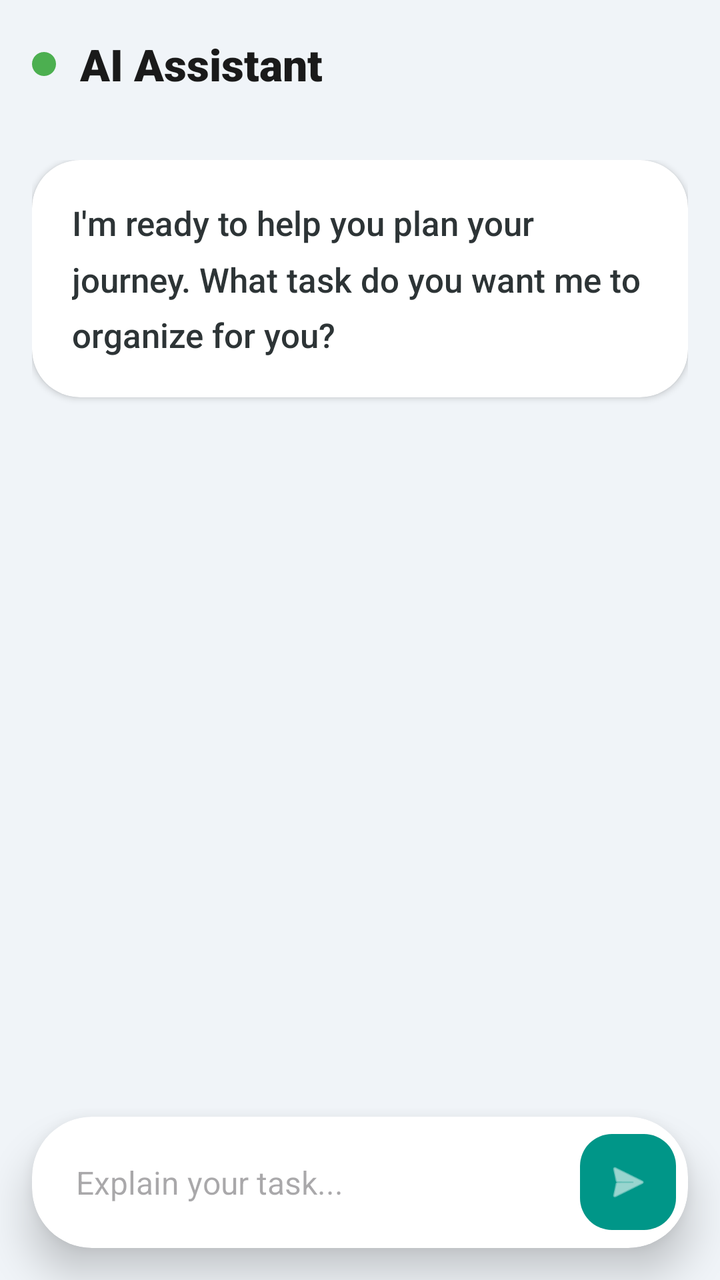
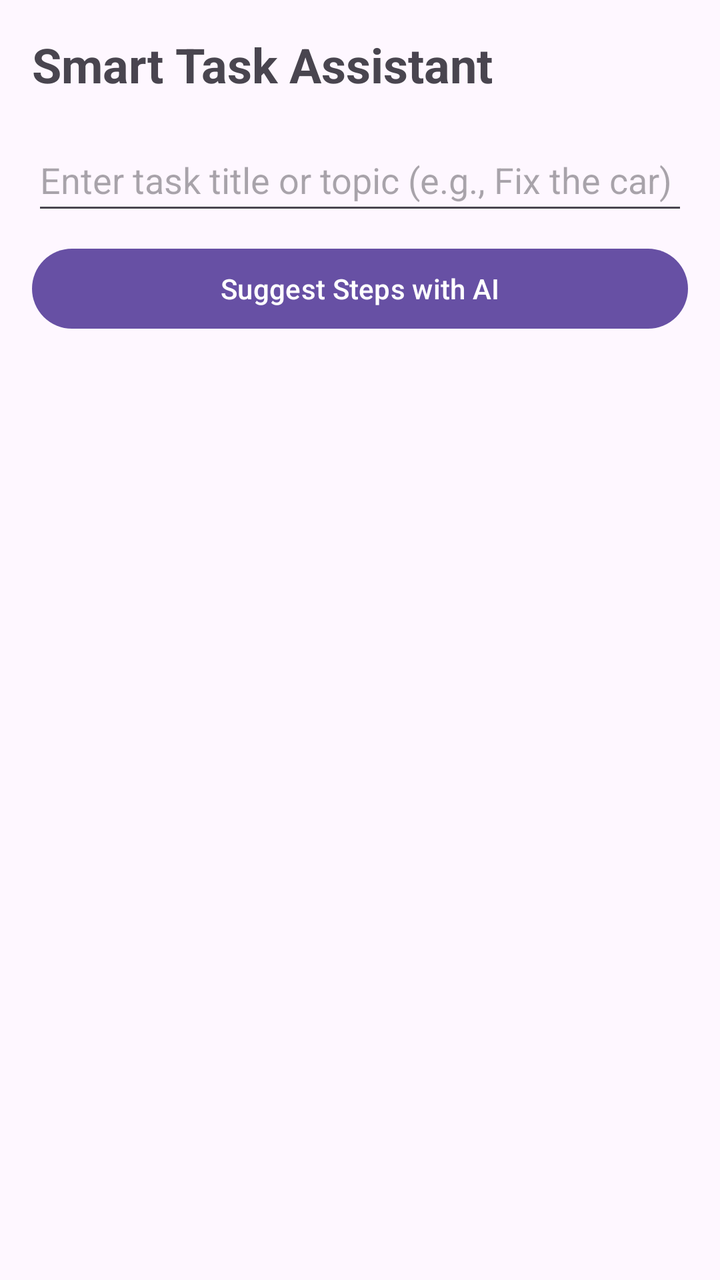

The first picture is an Android layout as it rendered before a commit; the second is the same layout after the commit. The layout source and the unified diff follow.
<!-- AndroidManifest.xml: application theme Theme.Larafinal -->
<!-- res/layout/activity_ai_chat.xml -->
<?xml version="1.0" encoding="utf-8"?>
<androidx.coordinatorlayout.widget.CoordinatorLayout
    xmlns:android="http://schemas.android.com/apk/res/android"
    xmlns:app="http://schemas.android.com/apk/res-auto"
    xmlns:tools="http://schemas.android.com/tools"
    android:layout_width="match_parent"
    android:layout_height="match_parent"
    android:background="#F0F4F8"
    tools:context=".AiByFirbase.SmartTaskActivity">

    
    <com.google.android.material.appbar.AppBarLayout
        android:layout_width="match_parent"
        android:layout_height="wrap_content"
        android:background="@android:color/transparent"
        app:elevation="0dp">

        <androidx.appcompat.widget.Toolbar
            android:layout_width="match_parent"
            android:layout_height="?attr/actionBarSize"
            android:paddingStart="16dp"
            android:paddingEnd="16dp">

            <LinearLayout
                android:layout_width="match_parent"
                android:layout_height="wrap_content"
                android:orientation="horizontal"
                android:gravity="center_vertical">

                <View
                    android:layout_width="12dp"
                    android:layout_height="12dp"
                    android:background="@drawable/online_indicator"
                    android:layout_marginEnd="12dp"/>

                <TextView
                    android:id="@+id/Tvai"
                    android:layout_width="wrap_content"
                    android:layout_height="wrap_content"
                    android:fontFamily="sans-serif-black"
                    android:text="AI Assistant"
                    android:textColor="#1A1A1A"
                    android:textSize="22sp" />
            </LinearLayout>
        </androidx.appcompat.widget.Toolbar>
    </com.google.android.material.appbar.AppBarLayout>

    
    <androidx.core.widget.NestedScrollView
        android:layout_width="match_parent"
        android:layout_height="match_parent"
        app:layout_behavior="@string/appbar_scrolling_view_behavior"
        android:padding="16dp"
        android:clipToPadding="false"
        android:layout_marginBottom="100dp">

        <LinearLayout
            android:layout_width="match_parent"
            android:layout_height="wrap_content"
            android:orientation="vertical">

            
            <androidx.cardview.widget.CardView
                android:layout_width="match_parent"
                android:layout_height="wrap_content"
                app:cardCornerRadius="24dp"
                app:cardElevation="2dp"
                app:cardBackgroundColor="#FFFFFF"
                android:layout_marginBottom="20dp">

                <LinearLayout
                    android:layout_width="match_parent"
                    android:layout_height="wrap_content"
                    android:orientation="vertical"
                    android:padding="20dp">

                    <TextView
                        android:id="@+id/nsvResponse"
                        android:layout_width="match_parent"
                        android:layout_height="wrap_content"
                        android:text="I'm ready to help you plan your journey. What task do you want me to organize for you?"
                        android:textColor="#2D3436"
                        android:textSize="17sp"
                        android:lineSpacingMultiplier="1.4"
                        android:fontFamily="sans-serif-medium" />

                    
                    <ProgressBar
                        android:id="@+id/pbLoading"
                        style="?android:attr/progressBarStyleHorizontal"
                        android:layout_width="match_parent"
                        android:layout_height="4dp"
                        android:layout_marginTop="16dp"
                        android:indeterminate="true"
                        android:visibility="gone"
                        android:indeterminateTint="#009688" />
                </LinearLayout>
            </androidx.cardview.widget.CardView>
        </LinearLayout>
    </androidx.core.widget.NestedScrollView>

    
    <androidx.cardview.widget.CardView
        android:layout_width="match_parent"
        android:layout_height="wrap_content"
        android:layout_gravity="bottom"
        android:layout_margin="16dp"
        app:cardCornerRadius="30dp"
        app:cardElevation="12dp"
        app:cardBackgroundColor="#FFFFFF">

        <LinearLayout
            android:layout_width="match_parent"
            android:layout_height="wrap_content"
            android:orientation="horizontal"
            android:gravity="center_vertical"
            android:padding="6dp">

            <EditText
                android:id="@+id/etTaskTopic"
                android:layout_width="0dp"
                android:layout_height="wrap_content"
                android:layout_weight="1"
                android:hint="Explain your task..."
                android:background="@null"
                android:padding="16dp"
                android:textColor="#1A1A1A"
                android:textSize="16sp" />

            <com.google.android.material.floatingactionbutton.FloatingActionButton
                android:id="@+id/btnSuggestSteps"
                android:layout_width="wrap_content"
                android:layout_height="wrap_content"
                app:fabCustomSize="48dp"
                android:src="@android:drawable/ic_menu_send"
                app:backgroundTint="#009688"
                app:tint="@android:color/white"
                app:elevation="0dp"
                app:pressedTranslationZ="0dp" />
        </LinearLayout>
    </androidx.cardview.widget.CardView>

</androidx.coordinatorlayout.widget.CoordinatorLayout>
<!-- resources referenced by this layout -->
<resources>
  <!-- drawable online_indicator (drawable) -->
  <?xml version="1.0" encoding="utf-8"?>
  <shape xmlns:android="http://schemas.android.com/apk/res/android" android:shape="oval">
      <solid android:color="#4CAF50" />
  </shape>
  <style name="Theme.Larafinal" parent="Base.Theme.Larafinal" />
  <style name="Base.Theme.Larafinal" parent="Theme.Material3.DayNight.NoActionBar">
          
          
      </style>
</resources>

<!-- the commit's change to res/layout/activity_ai_chat.xml (unified diff, before → after) -->
@@ -1,143 +1,61 @@
 <?xml version="1.0" encoding="utf-8"?>
-<androidx.coordinatorlayout.widget.CoordinatorLayout
-    xmlns:android="http://schemas.android.com/apk/res/android"
-    xmlns:app="http://schemas.android.com/apk/res-auto"
+<LinearLayout xmlns:android="http://schemas.android.com/apk/res/android"
     xmlns:tools="http://schemas.android.com/tools"
     android:layout_width="match_parent"
     android:layout_height="match_parent"
-    android:background="#F0F4F8"
+    android:orientation="vertical"
+    android:padding="16dp"
     tools:context=".AiByFirbase.SmartTaskActivity">
 
-    
-    <com.google.android.material.appbar.AppBarLayout
+
+    <TextView
         android:layout_width="match_parent"
         android:layout_height="wrap_content"
-        android:background="@android:color/transparent"
-        app:elevation="0dp">
+        android:text="Smart Task Assistant"
+        android:textSize="24sp"
+        android:textStyle="bold"
+        android:layout_marginBottom="16dp"/>
 
-        <androidx.appcompat.widget.Toolbar
-            android:layout_width="match_parent"
-            android:layout_height="?attr/actionBarSize"
-            android:paddingStart="16dp"
-            android:paddingEnd="16dp">
 
-            <LinearLayout
-                android:layout_width="match_parent"
-                android:layout_height="wrap_content"
-                android:orientation="horizontal"
-                android:gravity="center_vertical">
+    <EditText
+        android:id="@+id/etTaskTopic"
+        android:layout_width="match_parent"
+        android:layout_height="wrap_content"
+        android:hint="Enter task title or topic (e.g., Fix the car)"
+        android:minHeight="48dp" />
 
-                <View
-                    android:layout_width="12dp"
-                    android:layout_height="12dp"
-                    android:background="@drawable/online_indicator"
-                    android:layout_marginEnd="12dp"/>
 
-                <TextView
-                    android:id="@+id/Tvai"
-                    android:layout_width="wrap_content"
-                    android:layout_height="wrap_content"
-                    android:fontFamily="sans-serif-black"
-                    android:text="AI Assistant"
-                    android:textColor="#1A1A1A"
-                    android:textSize="22sp" />
-            </LinearLayout>
-        </androidx.appcompat.widget.Toolbar>
-    </com.google.android.material.appbar.AppBarLayout>
+    <Button
+        android:id="@+id/btnSuggestSteps"
+        android:layout_width="match_parent"
+        android:layout_height="wrap_content"
+        android:layout_marginTop="8dp"
+        android:text="Suggest Steps with AI" />
 
-    
-    <androidx.core.widget.NestedScrollView
+
+    <ProgressBar
+        android:id="@+id/pbLoading"
+        android:layout_width="wrap_content"
+        android:layout_height="wrap_content"
+        android:layout_gravity="center"
+        android:layout_marginTop="16dp"
+        android:visibility="visible" />
+
+
+    <ScrollView
         android:layout_width="match_parent"
-        android:layout_height="match_parent"
-        app:layout_behavior="@string/appbar_scrolling_view_behavior"
-        android:padding="16dp"
-        android:clipToPadding="false"
-        android:layout_marginBottom="100dp">
+        android:layout_height="0dp"
+        android:layout_weight="1"
+        android:layout_marginTop="16dp">
 
-        <LinearLayout
+
+        <TextView
+            android:id="@+id/tvAiResponse"
             android:layout_width="match_parent"
             android:layout_height="wrap_content"
-            android:orientation="vertical">
+            android:textSize="16sp"
+            android:textIsSelectable="true" />
+    </ScrollView>
 
-            
-            <androidx.cardview.widget.CardView
-                android:layout_width="match_parent"
-                android:layout_height="wrap_content"
-                app:cardCornerRadius="24dp"
-                app:cardElevation="2dp"
-                app:cardBackgroundColor="#FFFFFF"
-                android:layout_marginBottom="20dp">
 
-                <LinearLayout
-                    android:layout_width="match_parent"
-                    android:layout_height="wrap_content"
-                    android:orientation="vertical"
-                    android:padding="20dp">
-
-                    <TextView
-                        android:id="@+id/nsvResponse"
-                        android:layout_width="match_parent"
-                        android:layout_height="wrap_content"
-                        android:text="I'm ready to help you plan your journey. What task do you want me to organize for you?"
-                        android:textColor="#2D3436"
-                        android:textSize="17sp"
-                        android:lineSpacingMultiplier="1.4"
-                        android:fontFamily="sans-serif-medium" />
-
-                    
-                    <ProgressBar
-                        android:id="@+id/pbLoading"
-                        style="?android:attr/progressBarStyleHorizontal"
-                        android:layout_width="match_parent"
-                        android:layout_height="4dp"
-                        android:layout_marginTop="16dp"
-                        android:indeterminate="true"
-                        android:visibility="gone"
-                        android:indeterminateTint="#009688" />
-                </LinearLayout>
-            </androidx.cardview.widget.CardView>
-        </LinearLayout>
-    </androidx.core.widget.NestedScrollView>
-
-    
-    <androidx.cardview.widget.CardView
-        android:layout_width="match_parent"
-        android:layout_height="wrap_content"
-        android:layout_gravity="bottom"
-        android:layout_margin="16dp"
-        app:cardCornerRadius="30dp"
-        app:cardElevation="12dp"
-        app:cardBackgroundColor="#FFFFFF">
-
-        <LinearLayout
-            android:layout_width="match_parent"
-            android:layout_height="wrap_content"
-            android:orientation="horizontal"
-            android:gravity="center_vertical"
-            android:padding="6dp">
-
-            <EditText
-                android:id="@+id/etTaskTopic"
-                android:layout_width="0dp"
-                android:layout_height="wrap_content"
-                android:layout_weight="1"
-                android:hint="Explain your task..."
-                android:background="@null"
-                android:padding="16dp"
-                android:textColor="#1A1A1A"
-                android:textSize="16sp" />
-
-            <com.google.android.material.floatingactionbutton.FloatingActionButton
-                android:id="@+id/btnSuggestSteps"
-                android:layout_width="wrap_content"
-                android:layout_height="wrap_content"
-                app:fabCustomSize="48dp"
-                android:src="@android:drawable/ic_menu_send"
-                app:backgroundTint="#009688"
-                app:tint="@android:color/white"
-                app:elevation="0dp"
-                app:pressedTranslationZ="0dp" />
-        </LinearLayout>
-    </androidx.cardview.widget.CardView>
-
-</androidx.coordinatorlayout.widget.CoordinatorLayout>
+</LinearLayout>
<!-- resource entries referenced after the edit -->
@@ -1,10 +1,5 @@
 <!-- resources referenced by this layout -->
 <resources>
-  <!-- drawable online_indicator (drawable) -->
-  <?xml version="1.0" encoding="utf-8"?>
-  <shape xmlns:android="http://schemas.android.com/apk/res/android" android:shape="oval">
-      <solid android:color="#4CAF50" />
-  </shape>
   <style name="Theme.Larafinal" parent="Base.Theme.Larafinal" />
   <style name="Base.Theme.Larafinal" parent="Theme.Material3.DayNight.NoActionBar">
           
